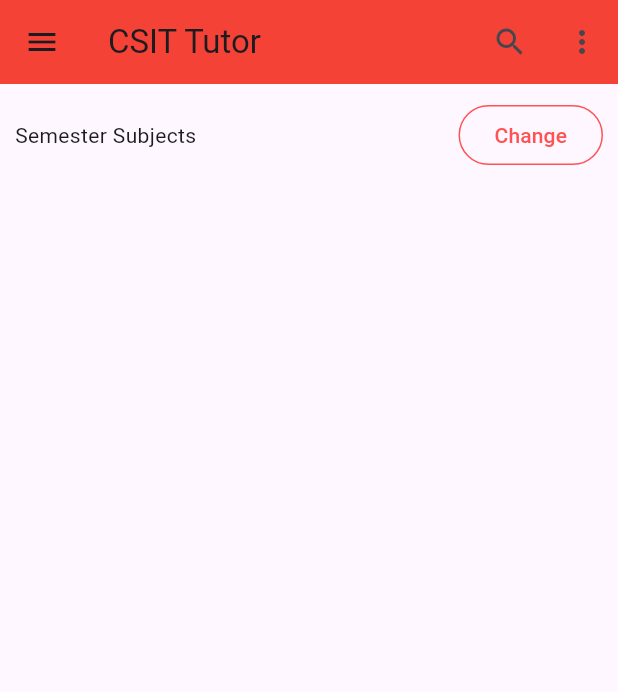
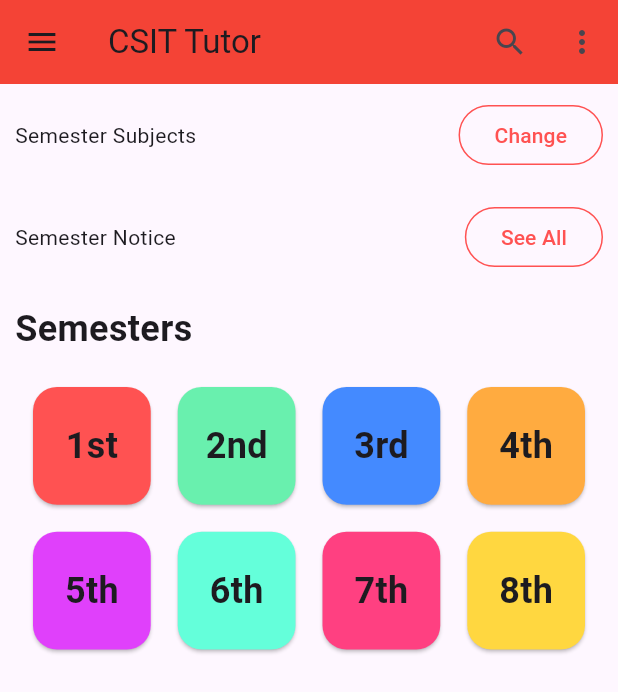
Before and after one commit to yamk1029/Csit-Tutor, a Flutter app: the screen it shows after launch, on a phone screen of 412 x 824 dp. Shown: the top 692 px of the screen. Run offline on Flutter 3.47's test engine with Material 3 defaults, Android fonts, the phone set to English and light mode, and no system bars.

Commit message:
we added sems number

```diff
--- a/lib/home.dart
+++ b/lib/home.dart
@@ -1,5 +1,7 @@
 import 'package:flutter/material.dart';
+import 'package:intern/recentnotice.dart';
 import 'package:intern/semesterdialog.dart';
+import 'package:intern/semesters.dart';
 
 class Home extends StatefulWidget {
   const Home({super.key});
@@ -102,6 +104,10 @@ class _HomeState extends State<Home> {
               ],
             ),
           ),
+          Recentnotice(),
+          Expanded(
+            child: Semesters(selectedSemester: _selectedSemester), // Passing the above selectedSemester
+          ),
         ],
       ),
     );
--- /dev/null
+++ b/lib/recentnotice.dart
@@ -0,0 +1,33 @@
+import 'package:flutter/material.dart';
+
+class Recentnotice extends StatefulWidget {
+  const Recentnotice({super.key});
+
+  @override
+  State<Recentnotice> createState() => _RecentnoticeState();
+}
+
+class _RecentnoticeState extends State<Recentnotice> {
+  @override
+  Widget build(BuildContext context) {
+    return  Padding(
+      padding: const EdgeInsets.all(10.0),
+      child: Row(
+                children: [
+                  const Text('Semester Notice'),
+                  const Spacer(),
+                  OutlinedButton(
+                    onPressed: () {},
+                    style: OutlinedButton.styleFrom(
+                      side: const BorderSide(color: Colors.redAccent),
+                    ),
+                    child: const Text(
+                      'See All',
+                      style: TextStyle(color: Colors.redAccent),
+                    ),
+                  ),
+                ],
+            ),
+    );
+       }
+     }
--- a/lib/semesterdialog.dart
+++ b/lib/semesterdialog.dart
@@ -25,8 +25,7 @@ Future<void> showSemesterDialog({
         ),
         title: const Text("Choose Semester", style: TextStyle(fontSize: 16),),
         content: SizedBox(
-          width: 250,
-          height: 300,
+          width: double.maxFinite,
           child: ListView.builder(
             shrinkWrap: true,
             itemCount: semesters.length,
--- /dev/null
+++ b/lib/semesters.dart
@@ -0,0 +1,27 @@
+import 'package:flutter/material.dart';
+import 'package:intern/semnumber.dart';
+
+class Semesters extends StatelessWidget {
+  final String selectedSemester;
+  const Semesters({super.key, required this.selectedSemester}); // Update constructor
+
+  @override
+  Widget build(BuildContext context) {
+    return Padding(
+      padding: const EdgeInsets.all(10.0),
+      child: Column(
+        crossAxisAlignment: CrossAxisAlignment.start,
+        children: [
+          const Text(
+            'Semesters',
+            style: TextStyle(fontSize: 24, fontWeight: FontWeight.bold),
+          ),
+          const SizedBox(height: 10),
+          Expanded(
+            child: Semnumber(selectedSemester: selectedSemester), // Pass to Semnumber
+          ),
+        ],
+      ),
+    );
+  }
+}
--- /dev/null
+++ b/lib/semnumber.dart
@@ -0,0 +1,63 @@
+import 'package:flutter/material.dart';
+
+class Semnumber extends StatefulWidget {
+  final String selectedSemester; // Add this
+  const Semnumber({super.key, required this.selectedSemester});
+
+  @override
+  State<Semnumber> createState() => _SemnumberState();
+}
+
+class _SemnumberState extends State<Semnumber> {
+  final number = ["1st", "2nd", "3rd", "4th", "5th", "6th", "7th", "8th"];
+
+  final List<Color> colors = [
+    Colors.redAccent,
+    Colors.greenAccent,
+    Colors.blueAccent,
+    Colors.orangeAccent,
+    Colors.purpleAccent,
+    Colors.tealAccent,
+    Colors.pinkAccent,
+    Colors.amberAccent,
+  ];
+
+  @override
+  Widget build(BuildContext context) {
+    return Padding(
+      padding: const EdgeInsets.all(8.0),
+      child: GridView.builder(
+        itemCount: number.length,
+        gridDelegate: const SliverGridDelegateWithFixedCrossAxisCount(
+          crossAxisCount: 4,
+          crossAxisSpacing: 10,
+          mainAxisSpacing: 10,
+        ),
+        itemBuilder: (context, index) {
+          // Check if this semester is selected
+          bool isSelected = widget.selectedSemester.startsWith(number[index]);
+          return Card(
+            shape: RoundedRectangleBorder(
+              borderRadius: BorderRadius.circular(16),
+            ),
+            color: colors[index % colors.length],
+            child: InkWell(
+              onTap: () {
+              },
+              borderRadius: BorderRadius.circular(16),
+              child: Center(
+                child: Text(
+                  number[index],
+                  style: TextStyle(
+                    fontSize: 24,
+                    fontWeight: FontWeight.bold,
+                  ),
+                ),
+              ),
+            ),
+          );
+        },
+      ),
+    );
+  }
+}
```
